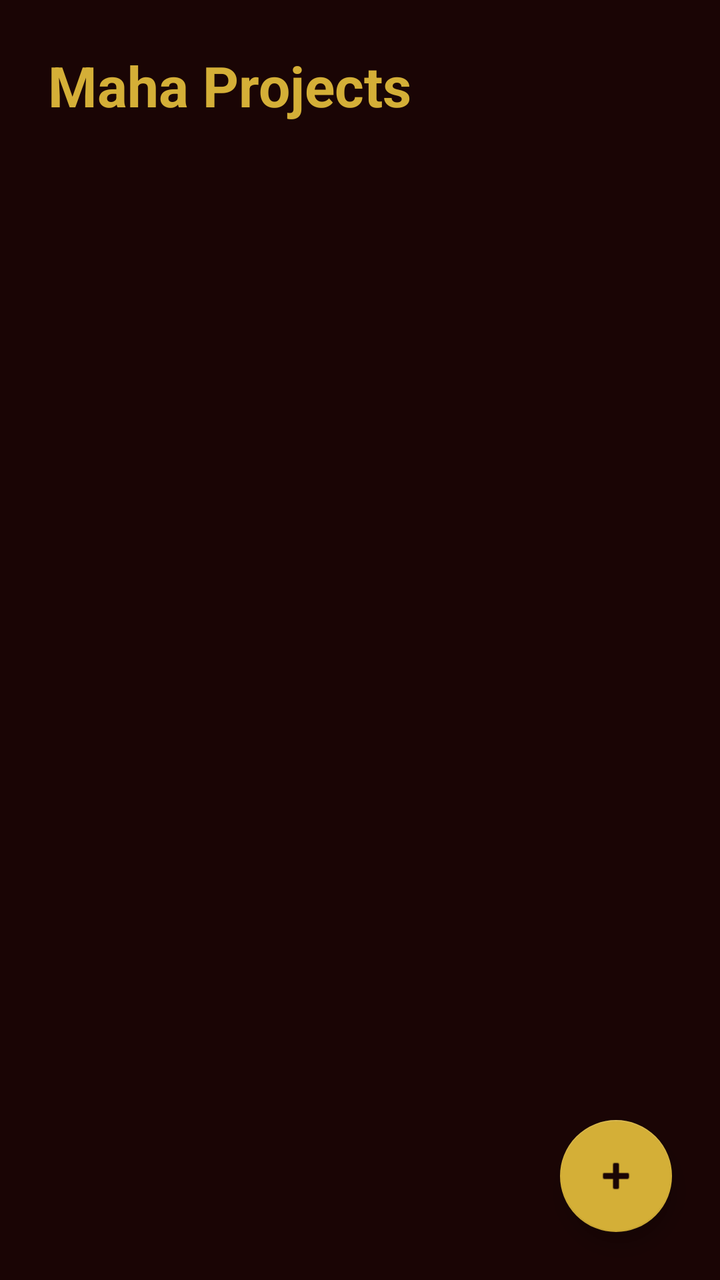
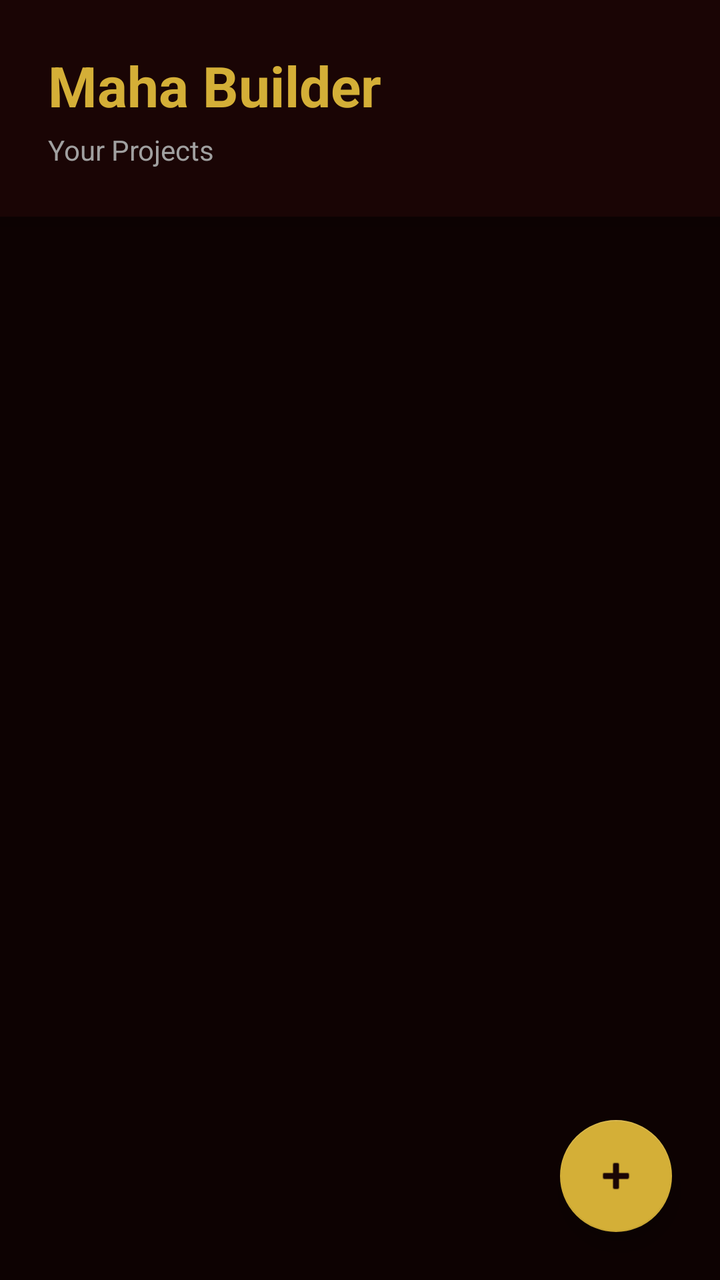

Two renders of the same Android screen: before a commit and after it. Below are the layout's source before the change and the commit's diff.
<!-- AndroidManifest.xml: application theme Theme.MahaBuilder -->
<!-- res/layout/activity_dashboard.xml -->
<?xml version="1.0" encoding="utf-8"?>
<androidx.constraintlayout.widget.ConstraintLayout xmlns:android="http://schemas.android.com/apk/res/android"
    xmlns:app="http://schemas.android.com/apk/res-auto"
    android:layout_width="match_parent" android:layout_height="match_parent" android:background="#1A0505">
    <TextView android:id="@+id/tvTitle" android:layout_width="wrap_content" android:layout_height="wrap_content"
        android:text="Maha Projects" android:textColor="#D4AF37" android:textSize="28sp" android:textStyle="bold"
        android:layout_margin="24dp" app:layout_constraintTop_toTopOf="parent" app:layout_constraintStart_toStartOf="parent"/>
    <LinearLayout android:id="@+id/projectContainer" android:layout_width="match_parent" android:layout_height="0dp"
        android:orientation="vertical" android:padding="24dp" app:layout_constraintTop_toBottomOf="@id/tvTitle" app:layout_constraintBottom_toBottomOf="parent"/>
    <com.google.android.material.floatingactionbutton.FloatingActionButton android:id="@+id/fabCreate"
        android:layout_width="wrap_content" android:layout_height="wrap_content" android:layout_margin="24dp"
        app:backgroundTint="#D4AF37" app:tint="#1A0505" android:src="@android:drawable/ic_input_add"
        app:layout_constraintBottom_toBottomOf="parent" app:layout_constraintEnd_toEndOf="parent"/>
</androidx.constraintlayout.widget.ConstraintLayout>
<!-- resources referenced by this layout -->
<resources>
  <style name="Theme.MahaBuilder" parent="Theme.AppCompat.DayNight.NoActionBar">
          <item name="colorPrimary">@color/maha_gold</item>
          <item name="colorPrimaryDark">@color/maha_red</item>
          <item name="android:windowBackground">@color/maha_red</item>
      </style>
  <color name="maha_gold">#D4AF37</color>
  <color name="maha_red">#1A0505</color>
</resources>

<!-- the commit's change to res/layout/activity_dashboard.xml (unified diff, before → after) -->
@@ -1,14 +1,25 @@
 <?xml version="1.0" encoding="utf-8"?>
 <androidx.constraintlayout.widget.ConstraintLayout xmlns:android="http://schemas.android.com/apk/res/android"
     xmlns:app="http://schemas.android.com/apk/res-auto"
-    android:layout_width="match_parent" android:layout_height="match_parent" android:background="#1A0505">
-    <TextView android:id="@+id/tvTitle" android:layout_width="wrap_content" android:layout_height="wrap_content"
-        android:text="Maha Projects" android:textColor="#D4AF37" android:textSize="28sp" android:textStyle="bold"
-        android:layout_margin="24dp" app:layout_constraintTop_toTopOf="parent" app:layout_constraintStart_toStartOf="parent"/>
-    <LinearLayout android:id="@+id/projectContainer" android:layout_width="match_parent" android:layout_height="0dp"
-        android:orientation="vertical" android:padding="24dp" app:layout_constraintTop_toBottomOf="@id/tvTitle" app:layout_constraintBottom_toBottomOf="parent"/>
+    android:layout_width="match_parent" android:layout_height="match_parent" android:background="#0D0202">
+    
+    
+    <LinearLayout android:id="@+id/header" android:layout_width="match_parent" android:layout_height="wrap_content"
+        android:orientation="vertical" android:padding="24dp" android:background="#1A0505" android:elevation="8dp"
+        app:layout_constraintTop_toTopOf="parent">
+        <TextView android:layout_width="wrap_content" android:layout_height="wrap_content"
+            android:text="Maha Builder" android:textColor="#D4AF37" android:textSize="28sp" android:textStyle="bold"/>
+        <TextView android:layout_width="wrap_content" android:layout_height="wrap_content"
+            android:text="Your Projects" android:textColor="#A0A0A0" android:textSize="14sp" android:layout_marginTop="4dp"/>
+    </LinearLayout>
+
+    <ScrollView android:layout_width="match_parent" android:layout_height="0dp" app:layout_constraintTop_toBottomOf="@id/header" app:layout_constraintBottom_toBottomOf="parent">
+        <LinearLayout android:id="@+id/projectContainer" android:layout_width="match_parent" android:layout_height="wrap_content"
+            android:orientation="vertical" android:padding="24dp" />
+    </ScrollView>
+
     <com.google.android.material.floatingactionbutton.FloatingActionButton android:id="@+id/fabCreate"
         android:layout_width="wrap_content" android:layout_height="wrap_content" android:layout_margin="24dp"
         app:backgroundTint="#D4AF37" app:tint="#1A0505" android:src="@android:drawable/ic_input_add"
-        app:layout_constraintBottom_toBottomOf="parent" app:layout_constraintEnd_toEndOf="parent"/>
+        app:layout_constraintBottom_toBottomOf="parent" app:layout_constraintEnd_toEndOf="parent" />
 </androidx.constraintlayout.widget.ConstraintLayout>
<!-- resource entries referenced after the edit -->
@@ -1,11 +1,5 @@
 <!-- resources referenced by this layout -->
 <resources>
-  <style name="Theme.MahaBuilder" parent="Theme.AppCompat.DayNight.NoActionBar">
-          <item name="colorPrimary">@color/maha_gold</item>
-          <item name="colorPrimaryDark">@color/maha_red</item>
-          <item name="android:windowBackground">@color/maha_red</item>
-      </style>
-  <color name="maha_gold">#D4AF37</color>
-  <color name="maha_red">#1A0505</color>
+
 </resources>
 
